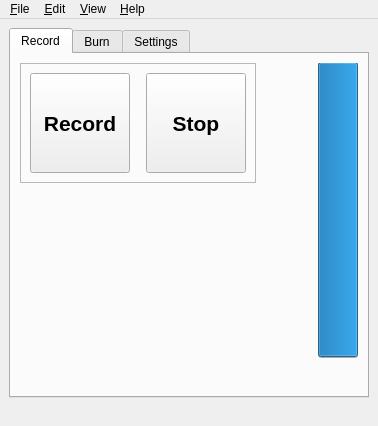
Old version of the form audio/ui/mainwindow.ui in the repository springermac/audio.
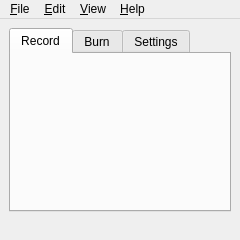
New version of the form. Icons and pictures are not drawn. Custom widgets are drawn as their Qt base class.

```diff
--- a/audio/ui/mainwindow.ui
+++ b/audio/ui/mainwindow.ui
@@ -6,8 +6,8 @@
    <rect>
     <x>0</x>
     <y>0</y>
-    <width>378</width>
-    <height>426</height>
+    <width>240</width>
+    <height>240</height>
    </rect>
   </property>
   <property name="windowTitle">
@@ -27,189 +27,6 @@
        <attribute name="toolTip">
         <string>Record Audio</string>
        </attribute>
-       <layout class="QGridLayout" name="gridLayout_2">
-        <item row="0" column="2">
-         <widget class="QProgressBar" name="audioMeter">
-          <property name="enabled">
-           <bool>true</bool>
-          </property>
-          <property name="sizePolicy">
-           <sizepolicy hsizetype="Fixed" vsizetype="Fixed">
-            <horstretch>0</horstretch>
-            <verstretch>0</verstretch>
-           </sizepolicy>
-          </property>
-          <property name="minimumSize">
-           <size>
-            <width>40</width>
-            <height>295</height>
-           </size>
-          </property>
-          <property name="value">
-           <number>100</number>
-          </property>
-          <property name="textVisible">
-           <bool>false</bool>
-          </property>
-          <property name="orientation">
-           <enum>Qt::Vertical</enum>
-          </property>
-          <property name="invertedAppearance">
-           <bool>true</bool>
-          </property>
-         </widget>
-        </item>
-        <item row="0" column="1">
-         <spacer name="horizontalSpacer_2">
-          <property name="orientation">
-           <enum>Qt::Horizontal</enum>
-          </property>
-          <property name="sizeType">
-           <enum>QSizePolicy::MinimumExpanding</enum>
-          </property>
-          <property name="sizeHint" stdset="0">
-           <size>
-            <width>10</width>
-            <height>20</height>
-           </size>
-          </property>
-         </spacer>
-        </item>
-        <item row="1" column="0">
-         <spacer name="verticalSpacer_2">
-          <property name="orientation">
-           <enum>Qt::Vertical</enum>
-          </property>
-          <property name="sizeHint" stdset="0">
-           <size>
-            <width>20</width>
-            <height>40</height>
-           </size>
-          </property>
-         </spacer>
-        </item>
-        <item row="0" column="0">
-         <layout class="QVBoxLayout" name="verticalLayout">
-          <item>
-           <widget class="QFrame" name="frame_2">
-            <property name="sizePolicy">
-             <sizepolicy hsizetype="Fixed" vsizetype="Fixed">
-              <horstretch>0</horstretch>
-              <verstretch>0</verstretch>
-             </sizepolicy>
-            </property>
-            <property name="frameShape">
-             <enum>QFrame::StyledPanel</enum>
-            </property>
-            <property name="frameShadow">
-             <enum>QFrame::Raised</enum>
-            </property>
-            <layout class="QGridLayout" name="gridLayout_8">
-             <item row="0" column="0">
-              <widget class="QPushButton" name="pushButton">
-               <property name="sizePolicy">
-                <sizepolicy hsizetype="Fixed" vsizetype="Fixed">
-                 <horstretch>0</horstretch>
-                 <verstretch>0</verstretch>
-                </sizepolicy>
-               </property>
-               <property name="minimumSize">
-                <size>
-                 <width>100</width>
-                 <height>100</height>
-                </size>
-               </property>
-               <property name="maximumSize">
-                <size>
-                 <width>100</width>
-                 <height>100</height>
-                </size>
-               </property>
-               <property name="baseSize">
-                <size>
-                 <width>0</width>
-                 <height>0</height>
-                </size>
-               </property>
-               <property name="font">
-                <font>
-                 <pointsize>16</pointsize>
-                 <weight>75</weight>
-                 <bold>true</bold>
-                </font>
-               </property>
-               <property name="text">
-                <string>Record</string>
-               </property>
-               <property name="checkable">
-                <bool>true</bool>
-               </property>
-              </widget>
-             </item>
-             <item row="0" column="1">
-              <spacer name="horizontalSpacer">
-               <property name="orientation">
-                <enum>Qt::Horizontal</enum>
-               </property>
-               <property name="sizeHint" stdset="0">
-                <size>
-                 <width>10</width>
-                 <height>20</height>
-                </size>
-               </property>
-              </spacer>
-             </item>
-             <item row="0" column="2">
-              <widget class="QPushButton" name="pushButton_2">
-               <property name="sizePolicy">
-                <sizepolicy hsizetype="Fixed" vsizetype="Fixed">
-                 <horstretch>0</horstretch>
-                 <verstretch>0</verstretch>
-                </sizepolicy>
-               </property>
-               <property name="minimumSize">
-                <size>
-                 <width>100</width>
-                 <height>100</height>
-                </size>
-               </property>
-               <property name="maximumSize">
-                <size>
-                 <width>100</width>
-                 <height>100</height>
-                </size>
-               </property>
-               <property name="font">
-                <font>
-                 <pointsize>16</pointsize>
-                 <weight>75</weight>
-                 <bold>true</bold>
-                </font>
-               </property>
-               <property name="text">
-                <string>Stop</string>
-               </property>
-              </widget>
-             </item>
-            </layout>
-           </widget>
-          </item>
-          <item>
-           <spacer name="verticalSpacer">
-            <property name="orientation">
-             <enum>Qt::Vertical</enum>
-            </property>
-            <property name="sizeHint" stdset="0">
-             <size>
-              <width>20</width>
-              <height>40</height>
-             </size>
-            </property>
-           </spacer>
-          </item>
-         </layout>
-        </item>
-       </layout>
       </widget>
       <widget class="QWidget" name="burnTab">
        <attribute name="title">
@@ -274,7 +91,7 @@
     <rect>
      <x>0</x>
      <y>0</y>
-     <width>378</width>
+     <width>240</width>
      <height>22</height>
     </rect>
    </property>
@@ -364,6 +181,20 @@
    </property>
   </action>
  </widget>
+ <customwidgets>
+  <customwidget>
+   <class>settingsTab</class>
+   <extends>QWidget</extends>
+   <header>settingstab</header>
+   <container>1</container>
+  </customwidget>
+  <customwidget>
+   <class>recordingTab</class>
+   <extends>QWidget</extends>
+   <header>recordingtab</header>
+   <container>1</container>
+  </customwidget>
+ </customwidgets>
  <resources>
   <include location="resources.qrc"/>
  </resources>
```
Left out of the diff: 42 changed lines with no effect on the pictures.
